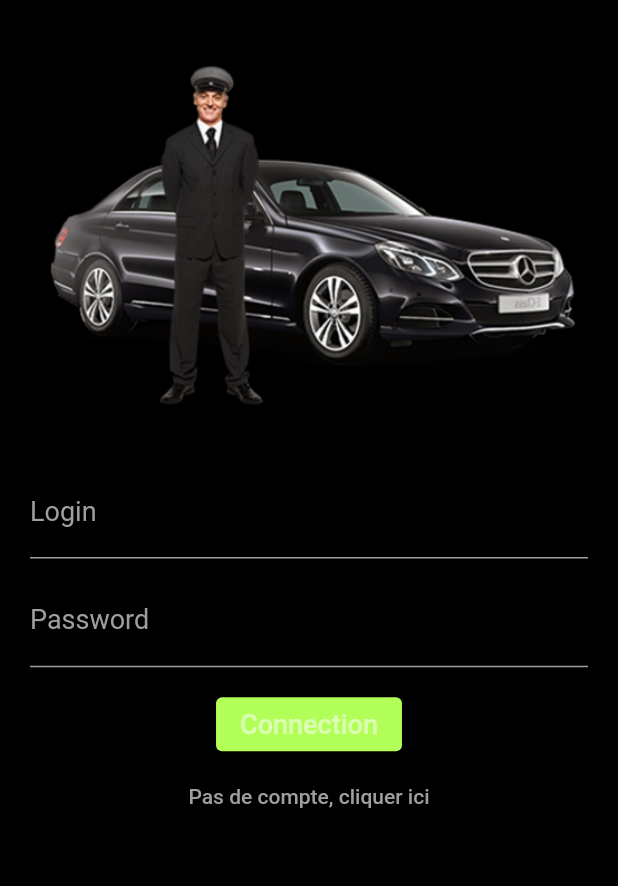
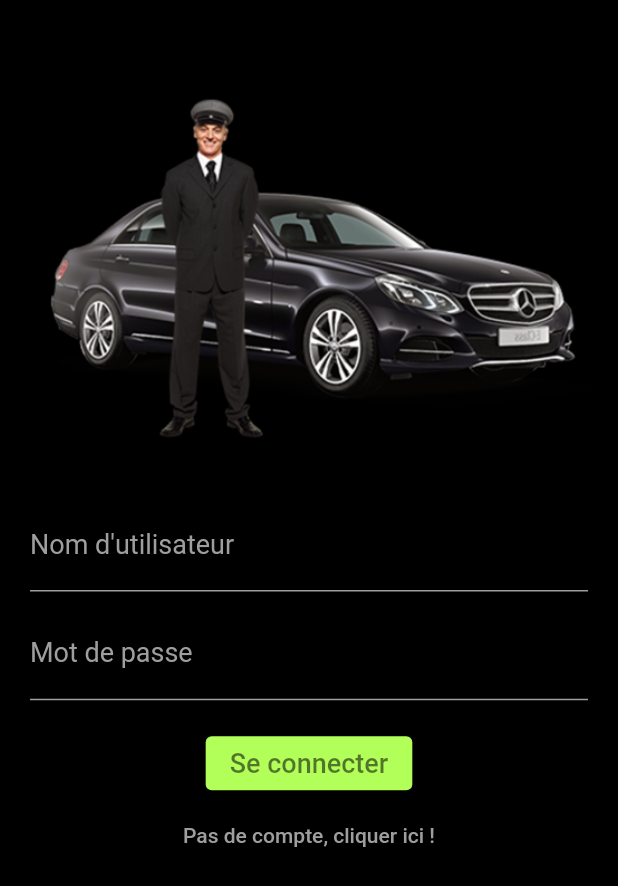
Before and after one commit to 49766954bogher/projet_flutter, a Flutter app: the screen it shows after launch, on a phone screen of 412 x 824 dp. Shown: the top 886 px of the screen. Run offline on Flutter 3.47's test engine with Material 2 defaults, Android fonts, the light colour scheme and no system bars; our stand-ins replace animated_splash_screen, firebase_core; accounts and stored records are empty.

Commit message:
apres error btnConnection

```diff
--- a/lib/Connection/connection.dart
+++ b/lib/Connection/connection.dart
@@ -1,5 +1,7 @@
 import 'package:flutter/material.dart';
 import 'package:taxido/Authrntification/auth.dart';
+import 'package:taxido/EcranPrincipal/main_screen.dart';
+import 'package:taxido/Pages/accueil.dart';
 
 class Connection extends StatefulWidget {
   const Connection({Key? key}) : super(key: key);
@@ -20,7 +22,7 @@ class _ConnectionState extends State<Connection> {
           padding: const EdgeInsets.all(20),
           child: Column(
             children: [
-              const SizedBox(height: 18),
+              const SizedBox(height: 40),
               Image.asset("images/logo1.png"),
               const Text(
                 "Connection",
@@ -37,8 +39,8 @@ class _ConnectionState extends State<Connection> {
                   color: Colors.grey,
                 ),
                 decoration: const InputDecoration(
-                    labelText: "Login",
-                    hintText: "login",
+                    labelText: "Nom d'utilisateur",
+                    hintText: "nom d'utilisateur",
                     enabledBorder: UnderlineInputBorder(
                         borderSide: BorderSide(color: Colors.grey)),
                     hintStyle: TextStyle(
@@ -57,8 +59,8 @@ class _ConnectionState extends State<Connection> {
                   color: Colors.grey,
                 ),
                 decoration: const InputDecoration(
-                    labelText: "Password",
-                    hintText: "password",
+                    labelText: "Mot de passe ",
+                    hintText: "mot de passe",
                     enabledBorder: UnderlineInputBorder(
                         borderSide: BorderSide(color: Colors.grey)),
                     hintStyle: TextStyle(
@@ -68,21 +70,21 @@ class _ConnectionState extends State<Connection> {
                     labelStyle: TextStyle(color: Colors.grey, fontSize: 18)),
               ),
               const SizedBox(
-                height: 14.0,
+                height: 18.0,
               ),
               ElevatedButton(
                 onPressed: () {
-                  // Navigator.push(
-                  //context, MaterialPageRoute(builder: (c) => ()));
+                  Navigator.push(
+                      context, MaterialPageRoute(builder: (c) => MainScreen()));
                 },
                 style: ElevatedButton.styleFrom(
                   primary: Colors.lightGreenAccent,
                 ),
                 child: const Text(
-                  "Connection",
+                  "Se connecter",
                   style: TextStyle(
                     fontSize: 18,
-                    color: Colors.white54,
+                    color: Colors.black54,
                   ),
                 ),
               ),
@@ -92,7 +94,7 @@ class _ConnectionState extends State<Connection> {
                       context, MaterialPageRoute(builder: (c) => SignUp()));
                 },
                 child: const Text(
-                  "Pas de compte, cliquer ici",
+                  "Pas de compte, cliquer ici !",
                   style: TextStyle(color: Colors.grey),
                 ),
               ),
--- a/lib/EcranDemarage/splash_screen.dart
+++ b/lib/EcranDemarage/splash_screen.dart
@@ -17,7 +17,7 @@ class MySplashScreen extends StatefulWidget {
 
 class _MySplashScreenState extends State<MySplashScreen> {
   startTimer() {
-    Timer(const Duration(seconds: 5), () async {
+    Timer(const Duration(seconds: 3), () async {
       //montrer utilisateur la page principale
       Navigator.push(context, MaterialPageRoute(builder: (c) => Connection()));
     });
--- a/lib/Pages/accueil.dart
+++ b/lib/Pages/accueil.dart
@@ -1,4 +1,5 @@
 import 'package:flutter/material.dart';
+
 class HomePage extends StatefulWidget {
   const HomePage({Key? key}) : super(key: key);
 
@@ -11,7 +12,7 @@ class _HomePageState extends State<HomePage> {
   Widget build(BuildContext context) {
     return Center(
       child: Text("Page d'Accueil"),
+
     );
-
   }
 }
```
Also changed, not shown: lib/Authrntification/auth.dart (+13 -5 lines), lib/BoiteGialogue/dialogue.dart (added, +63 -0 lines), lib/DetailsVoiture/delais_voiture.dart (+4 -4 lines), lib/EcranPrincipal/main_screen.dart (+34 -2 lines), lib/main.dart (+8 -8 lines).
